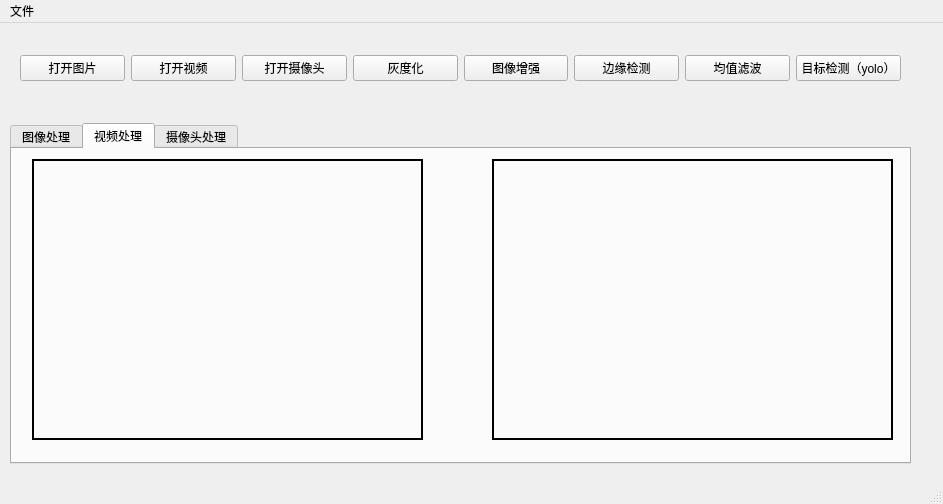
Old version of the form MyCVDemo/mainwindow.ui in the repository CoconutMecha/QT_image_processing.
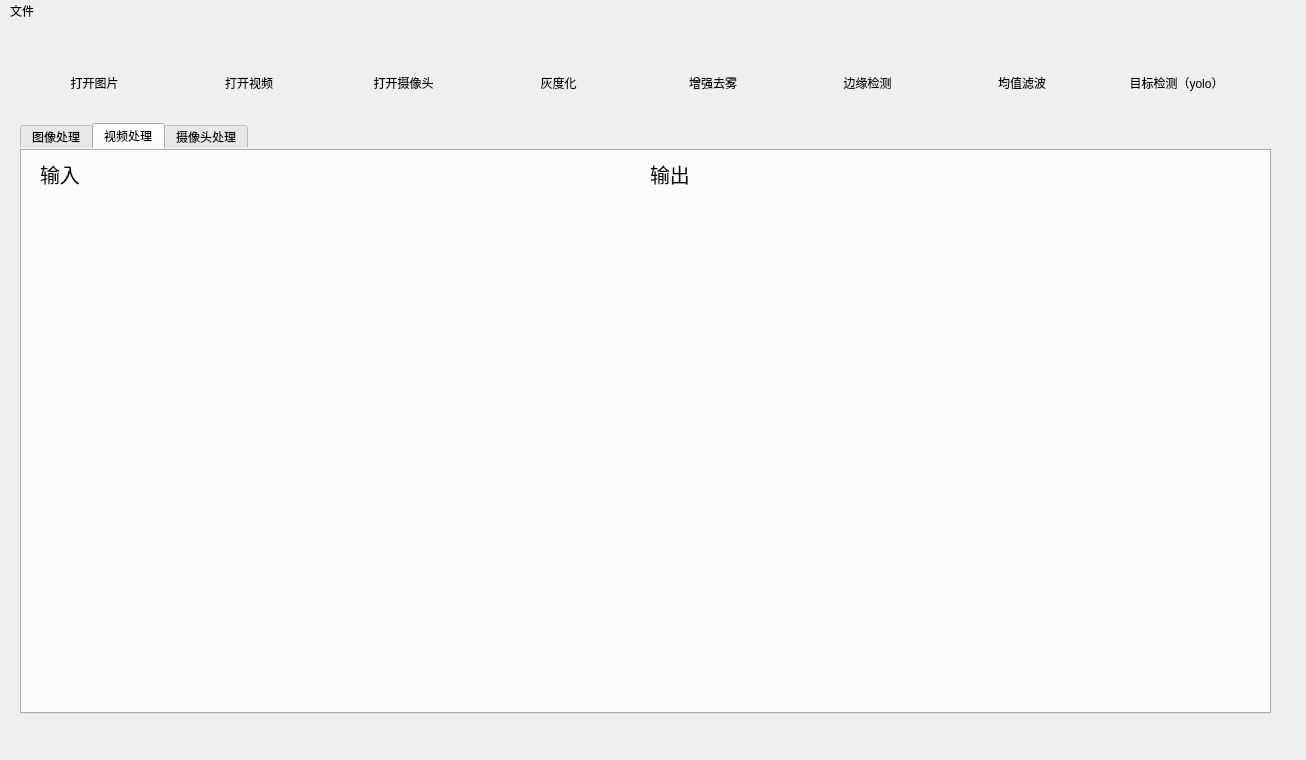
New version of the form. Icons and pictures are not drawn.

Patch:
```diff
--- a/MyCVDemo/mainwindow.ui
+++ b/MyCVDemo/mainwindow.ui
@@ -6,21 +6,24 @@
    <rect>
     <x>0</x>
     <y>0</y>
-    <width>943</width>
-    <height>504</height>
+    <width>1306</width>
+    <height>760</height>
    </rect>
   </property>
   <property name="windowTitle">
    <string>MainWindow</string>
   </property>
+  <property name="styleSheet">
+   <string notr="true">border-width:0;border-style:outset</string>
+  </property>
   <widget class="QWidget" name="centralwidget">
    <widget class="QTabWidget" name="showArea">
     <property name="geometry">
      <rect>
-      <x>10</x>
+      <x>20</x>
       <y>100</y>
-      <width>901</width>
-      <height>341</height>
+      <width>1251</width>
+      <height>591</height>
      </rect>
     </property>
     <property name="currentIndex">
@@ -76,17 +79,26 @@
      <widget class="QLabel" name="after_video_lbl">
       <property name="geometry">
        <rect>
-        <x>480</x>
+        <x>630</x>
         <y>10</y>
-        <width>401</width>
-        <height>281</height>
+        <width>591</width>
+        <height>521</height>
        </rect>
       </property>
+      <property name="font">
+       <font>
+        <pointsize>15</pointsize>
+        <bold>false</bold>
+       </font>
+      </property>
       <property name="frameShape">
        <enum>QFrame::WinPanel</enum>
       </property>
       <property name="text">
-       <string/>
+       <string>输出</string>
+      </property>
+      <property name="alignment">
+       <set>Qt::AlignLeading|Qt::AlignLeft|Qt::AlignTop</set>
       </property>
      </widget>
      <widget class="QLabel" name="before_video_lbl">
@@ -94,10 +106,15 @@
        <rect>
         <x>20</x>
         <y>10</y>
-        <width>391</width>
-        <height>281</height>
+        <width>581</width>
+        <height>521</height>
        </rect>
       </property>
+      <property name="font">
+       <font>
+        <pointsize>15</pointsize>
+       </font>
+      </property>
       <property name="autoFillBackground">
        <bool>false</bool>
       </property>
@@ -108,7 +125,10 @@
        <enum>QFrame::Plain</enum>
       </property>
       <property name="text">
-       <string/>
+       <string>输入</string>
+      </property>
+      <property name="alignment">
+       <set>Qt::AlignLeading|Qt::AlignLeft|Qt::AlignTop</set>
       </property>
      </widget>
     </widget>
@@ -161,16 +181,36 @@
      <rect>
       <x>20</x>
       <y>10</y>
-      <width>881</width>
-      <height>71</height>
+      <width>1231</width>
+      <height>101</height>
      </rect>
     </property>
     <layout class="QHBoxLayout" name="horizontalLayout">
      <item>
       <widget class="QPushButton" name="openPic">
+       <property name="enabled">
+        <bool>true</bool>
+       </property>
+       <property name="minimumSize">
+        <size>
+         <width>50</width>
+         <height>50</height>
+        </size>
+       </property>
+       <property name="styleSheet">
+        <string notr="true">
+</string>
+       </property>
        <property name="text">
         <string>打开图片</string>
        </property>
+       <property name="icon">
+        <iconset resource="image.qrc">
+         <normaloff>:/image/pic.png</normaloff>:/image/pic.png</iconset>
+       </property>
+       <property name="flat">
+        <bool>true</bool>
+       </property>
       </widget>
      </item>
      <item>
@@ -197,7 +237,11 @@
      <item>
       <widget class="QPushButton" name="pushButton_8">
        <property name="text">
-        <string>图像增强</string>
+        <string>增强去雾</string>
+       </property>
+       <property name="icon">
+        <iconset resource="image.qrc">
+         <normaloff>:/image/fog.png</normaloff>:/image/fog.png</iconset>
        </property>
       </widget>
      </item>
@@ -230,7 +274,7 @@
     <rect>
      <x>0</x>
      <y>0</y>
-     <width>943</width>
+     <width>1306</width>
      <height>21</height>
     </rect>
    </property>
```
Left out of the diff: 50 changed lines with no effect on the pictures.
